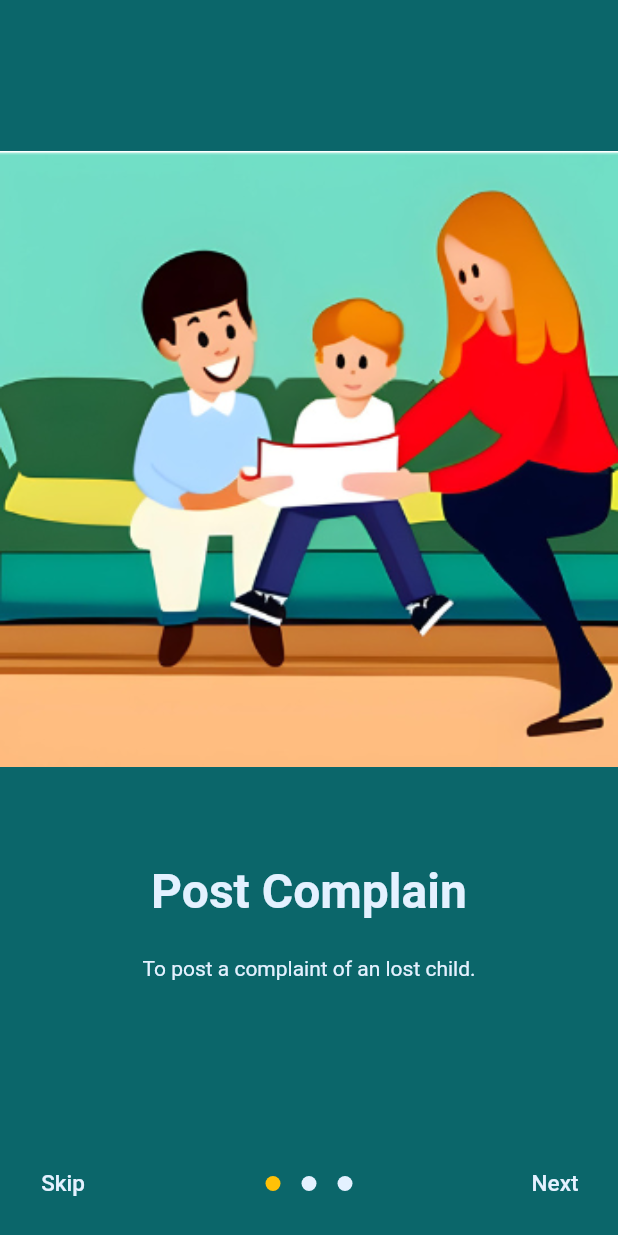
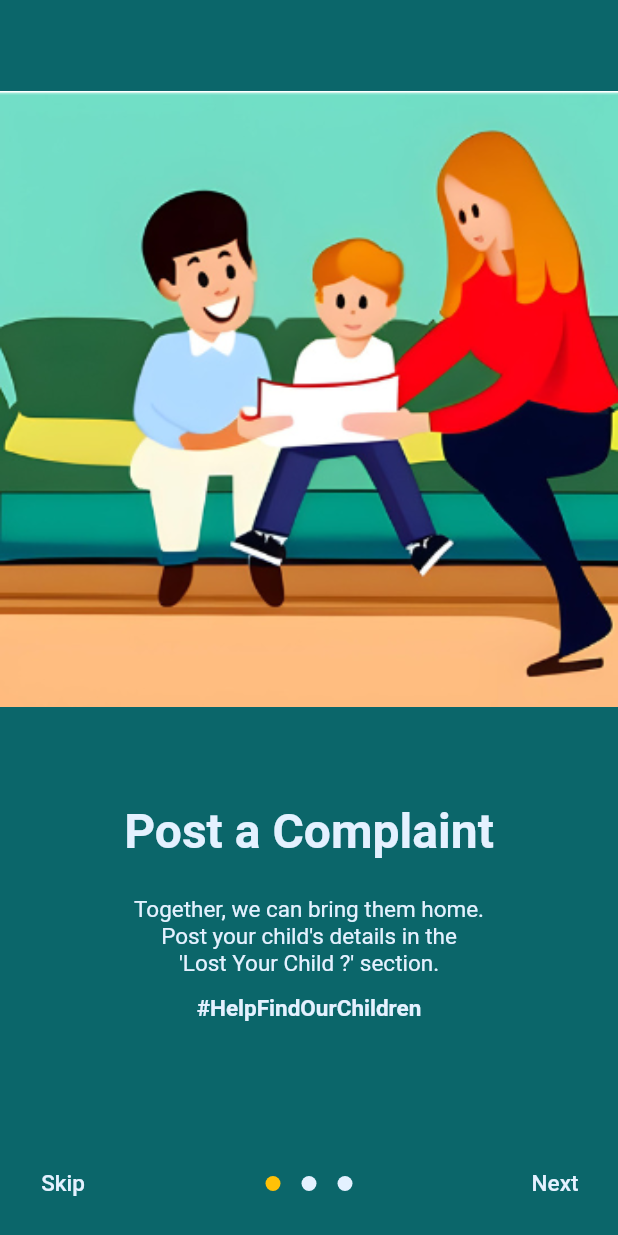
Before and after one commit to EnigmaEnforcers/App, a Flutter app: the screen it shows after launch, on a phone screen of 412 x 824 dp. Run offline on Flutter 3.47's test engine with Material 2 defaults, Android fonts, the phone set to English and light mode, and no system bars; drawn by our look-alikes of smooth_page_indicator; our stand-ins replace cloud_firestore, firebase_core, firebase_storage, flutter_image_compress, image_picker, page_transition and 1 more; accounts and stored records are empty.

Commit message:
minor changes in date picker , child info and onboard screen

```diff
--- a/lib/screens/onboardscreen.dart
+++ b/lib/screens/onboardscreen.dart
@@ -28,6 +28,7 @@ class _OnboardScreenState extends State<OnboardScreen> {
     required String urlImage,
     required String title,
     required String subtitle,
+    required String hashtag,
   }) =>
       Container(
         color: color,
@@ -44,6 +45,7 @@ class _OnboardScreenState extends State<OnboardScreen> {
             ),
             Text(
               title,
+              textAlign: TextAlign.center,
               style: TextStyle(
                 color: lighttheme.colorScheme.background,
                 fontSize: 32,
@@ -57,7 +59,21 @@ class _OnboardScreenState extends State<OnboardScreen> {
               padding: const EdgeInsets.symmetric(horizontal: 8),
               child: Text(
                 subtitle,
+                textAlign: TextAlign.center,
                 style: TextStyle(
+                  fontSize: 15,
+                  color: lighttheme.colorScheme.background,
+                ),
+              ),
+            ),
+            Container(
+              padding: const EdgeInsets.symmetric(vertical: 12),
+              child: Text(
+                hashtag,
+                textAlign: TextAlign.center,
+                style: TextStyle(
+                  fontWeight: FontWeight.bold,
+                  fontSize: 15,
                   color: lighttheme.colorScheme.background,
                 ),
               ),
@@ -80,20 +96,23 @@ class _OnboardScreenState extends State<OnboardScreen> {
             buildPage(
               color: lighttheme.colorScheme.primary,
               urlImage: 'assets/onboard1.png',
-              title: 'Post Complain',
-              subtitle: 'To post a complaint of an lost child.',
+              title: 'Post a Complaint',
+              subtitle: "Together, we can bring them home.\nPost your child's details in the\n'Lost Your Child ?' section.",
+              hashtag: '#HelpFindOurChildren'
             ),
             buildPage(
               color: lighttheme.colorScheme.primary,
               urlImage: 'assets/onboard2.png',
-              title: 'Found child',
-              subtitle: 'To report if found an lost child.',
+              title: "Reunite, Found a Lost Child !",
+              subtitle: "Let's bring them back to safety together.",
+              hashtag: '#HelpFindOurChildren',
             ),
             buildPage(
               color: lighttheme.colorScheme.primary,
               urlImage: 'assets/onboard3.png',
-              title: 'All lost children',
-              subtitle: 'List of all lost children till date.',
+              title: 'All Reunited Children',
+              subtitle: 'An extensive list of all reunited children till date.',
+              hashtag: '#HelpFindOurChildren'
             ),
           ],
         ),
@@ -101,6 +120,7 @@ class _OnboardScreenState extends State<OnboardScreen> {
       bottomSheet: isLastPage
           ? TextButton(
               style: TextButton.styleFrom(
+                  shape: RoundedRectangleBorder(borderRadius: BorderRadius.circular(0)),
                   minimumSize: const Size.fromHeight(70),
                   backgroundColor: lighttheme.colorScheme.primary),
               onPressed: () async {
```
Also changed, not shown: lib/screens/child_found.dart (+28 -2 lines), lib/screens/homepage.dart (+1 -9 lines), lib/screens/postcomplaint.dart (+15 -9 lines), lib/widget/childInfo.dart (+8 -3 lines), lib/widget/infowidget.dart (+31 -4 lines).
